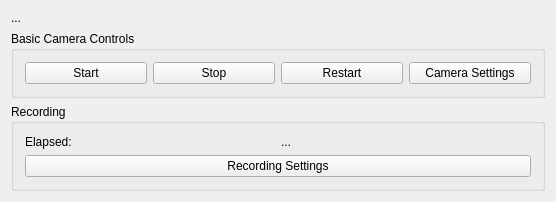
Old version of the form src/Widgets/CameraControls/cameracontrols.ui in the repository m-riley04/ModularSensorSystem.
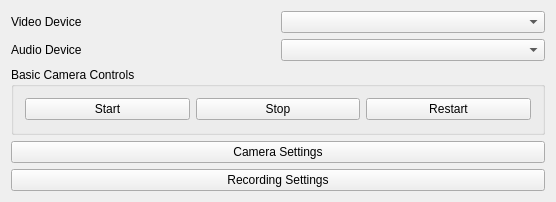
New version of the form.

Commit message: add audio device selection

What changed in the file:
```diff
--- a/src/Widgets/CameraControls/cameracontrols.ui
+++ b/src/Widgets/CameraControls/cameracontrols.ui
@@ -13,15 +13,22 @@
   <property name="windowTitle">
    <string>CameraControls</string>
   </property>
-  <layout class="QVBoxLayout" name="verticalLayout">
-   <item>
-    <widget class="QLabel" name="labelDeviceName">
+  <layout class="QGridLayout" name="gridLayout">
+   <item row="0" column="0">
+    <widget class="QLabel" name="label">
      <property name="text">
-      <string>...</string>
+      <string>Video Device</string>
      </property>
     </widget>
    </item>
-   <item>
+   <item row="4" column="0" colspan="2">
+    <widget class="QPushButton" name="buttonRecordingSettings">
+     <property name="text">
+      <string>Recording Settings</string>
+     </property>
+    </widget>
+   </item>
+   <item row="2" column="0" colspan="2">
     <widget class="QGroupBox" name="groupBox">
      <property name="title">
       <string>Basic Camera Controls</string>
@@ -48,46 +55,29 @@
         </property>
        </widget>
       </item>
-      <item>
-       <widget class="QPushButton" name="buttonCameraSettings">
-        <property name="text">
-         <string>Camera Settings</string>
-        </property>
-       </widget>
-      </item>
      </layout>
     </widget>
    </item>
-   <item>
-    <widget class="QGroupBox" name="groupBox_2">
-     <property name="title">
-      <string>Recording</string>
+   <item row="3" column="0" colspan="2">
+    <widget class="QPushButton" name="buttonCameraSettings">
+     <property name="text">
+      <string>Camera Settings</string>
      </property>
-     <layout class="QGridLayout" name="gridLayout">
-      <item row="0" column="1">
-       <widget class="QLabel" name="labelElapsedTitle">
-        <property name="text">
-         <string>Elapsed: </string>
-        </property>
-       </widget>
-      </item>
-      <item row="0" column="2">
-       <widget class="QLabel" name="labelElapsed">
-        <property name="text">
-         <string>...</string>
-        </property>
-       </widget>
-      </item>
-      <item row="1" column="1" colspan="2">
-       <widget class="QPushButton" name="buttonRecordingSettings">
-        <property name="text">
-         <string>Recording Settings</string>
-        </property>
-       </widget>
-      </item>
-     </layout>
     </widget>
    </item>
+   <item row="1" column="0">
+    <widget class="QLabel" name="label_2">
+     <property name="text">
+      <string>Audio Device</string>
+     </property>
+    </widget>
+   </item>
+   <item row="0" column="1">
+    <widget class="QComboBox" name="dropdownVideoDevices"/>
+   </item>
+   <item row="1" column="1">
+    <widget class="QComboBox" name="dropdownAudioDevices"/>
+   </item>
   </layout>
  </widget>
  <layoutdefault spacing="6" margin="11"/>
```
The commit also changes 2 other files.
